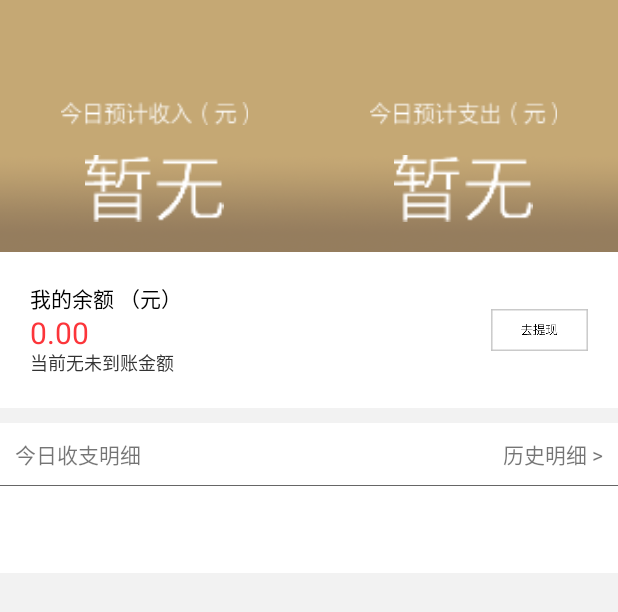
After one commit to 907198993/qishou, an Android app: the layout activity_wallet.xml on its own in the app's theme, with its tools: preview values and no code run, on a phone screen of 412 x 824 dp. The commit adds this screen. Shown: the top 612 px of the screen. Run offline under Robolectric (Android 15) with nearby library versions, the phone set to English and light mode, and no system bars.

```diff
--- a/app/src/main/AndroidManifest.xml
+++ b/app/src/main/AndroidManifest.xml
@@ -23,6 +23,8 @@
 
         <activity android:name=".Activity.LoginActivity" />
         <activity android:name=".Activity.RegisterActivity"/>
+        <activity android:name=".Activity.MyWalletActivity"/>
+        <activity android:name=".Activity.ForgetPasswordActivity"/>
 
 
     </application>
--- a/app/src/main/java/com/qifan/qishou/Activity/LoginActivity.java
+++ b/app/src/main/java/com/qifan/qishou/Activity/LoginActivity.java
@@ -62,7 +62,7 @@ public class LoginActivity extends BaseActivity {
                 break;
 
             case R.id.tv_login_forget_pwd:
-//                STActivity(ForgetPWDActivity.class);
+                STActivity(ForgetPasswordActivity.class);
                 break;
         }
     }
--- a/app/src/main/java/com/qifan/qishou/MainActivity.java
+++ b/app/src/main/java/com/qifan/qishou/MainActivity.java
@@ -20,6 +20,7 @@ import com.github.androidtools.PhoneUtils;
 import com.github.androidtools.inter.MyOnClickListener;
 import com.github.baseclass.view.MyPopupwindow;
 import com.qifan.qishou.Activity.LoginActivity;
+import com.qifan.qishou.Activity.MyWalletActivity;
 import com.qifan.qishou.adapter.MyViewPagerAdapter;
 import com.qifan.qishou.base.BaseActivity;
 import com.qifan.qishou.fragment.WaitListFragment;
@@ -151,6 +152,7 @@ public class MainActivity extends BaseActivity implements NavigationView.OnNavig
         if (id == R.id.job_summary) {
             // Handle the camera action
         } else if (id == R.id.my_wallet) {
+            STActivity(MyWalletActivity.class);
 
         } else if (id == R.id.message) {
 
--- a/app/src/main/java/com/qifan/qishou/view/ProgressLayout.java
+++ b/app/src/main/java/com/qifan/qishou/view/ProgressLayout.java
@@ -81,7 +81,7 @@ public class ProgressLayout extends RelativeLayout {
             mProgressView.setLayoutParams(layoutParams);
             mProgressView.setBackgroundColor(getResources().getColor(R.color.white));
 
-        } else { // else wrap progress bar in LinearLayout and set background color to LinearLayout
+        } else { // else wrap progress bar in LinearLayout and set wallet_background color to LinearLayout
             LinearLayout linearLayout = new LinearLayout(getContext());
             linearLayout.setGravity(Gravity.CENTER);
             linearLayout.setBackgroundColor(backgroundColor);
--- /dev/null
+++ b/app/src/main/res/layout/activity_wallet.xml
@@ -0,0 +1,128 @@
+<?xml version="1.0" encoding="utf-8"?>
+<LinearLayout xmlns:android="http://schemas.android.com/apk/res/android"
+    xmlns:app="http://schemas.android.com/apk/res-auto"
+    android:orientation="vertical"
+    android:layout_width="match_parent"
+    android:layout_height="match_parent"
+    android:background="@color/background_f2"
+    >
+    <include layout="@layout/app_title"/>
+    <LinearLayout
+        android:paddingTop="20dp"
+        android:layout_width="match_parent"
+        android:layout_height="120dp"
+        android:orientation="horizontal"
+        android:background="@mipmap/wallet_background">
+     <LinearLayout
+         android:layout_width="0dp"
+         android:layout_weight="1"
+         android:layout_height="match_parent"
+         android:orientation="vertical">
+        <ImageView
+            android:layout_width="match_parent"
+            android:layout_height="15dp"
+            android:src="@mipmap/expected_income"/>
+         <ImageView
+             android:padding="20dp"
+             android:layout_width="match_parent"
+             android:layout_height="match_parent"
+             android:src="@mipmap/zanwu"/>
+     </LinearLayout>
+        <LinearLayout
+            android:layout_width="0dp"
+            android:layout_weight="1"
+            android:layout_height="match_parent"
+            android:orientation="vertical">
+            <ImageView
+                android:layout_width="match_parent"
+                android:layout_height="15dp"
+                android:src="@mipmap/estimated_cost"/>
+            <ImageView
+                android:padding="20dp"
+                android:layout_width="match_parent"
+                android:layout_height="match_parent"
+                android:src="@mipmap/zanwu"/>
+        </LinearLayout>
+
+    </LinearLayout>
+
+    <RelativeLayout
+        android:layout_width="wrap_content"
+        android:layout_height="wrap_content"
+        android:padding="20dp"
+        android:background="@color/white"
+        android:layout_gravity="center_vertical">
+
+        <LinearLayout
+            android:layout_width="wrap_content"
+            android:layout_height="wrap_content"
+            android:layout_gravity="center_vertical"
+            android:orientation="vertical"
+            >
+
+            <TextView
+                android:layout_width="wrap_content"
+                android:layout_height="20dp"
+                android:text="@string/remain_amount"
+                android:textColor="@color/black"
+                android:maxLines="1"
+                />
+
+            <TextView
+                android:id="@+id/textView"
+                android:layout_width="wrap_content"
+                android:layout_height="24dp"
+                android:text="0.00"
+                android:textSize="20sp"
+                android:gravity="center_vertical"
+                android:textColor="@color/red" />
+
+            <TextView
+                android:layout_width="wrap_content"
+                android:layout_height="20dp"
+                android:text="@string/transit_amount"
+                android:textSize="12sp"
+                android:gravity="center_vertical"
+                android:textColor="@color/gray_33" />
+        </LinearLayout>
+
+        <ImageView
+            android:layout_alignParentRight="true"
+            android:layout_width="wrap_content"
+            android:layout_height="wrap_content"
+            android:src="@mipmap/qu_xian"
+
+            android:paddingLeft="20dp"
+            android:paddingRight="20dp"
+            android:paddingTop="10dp"
+            android:paddingBottom="10dp"
+            android:background="@mipmap/quxian_background"
+            android:layout_centerInParent="true"
+            />
+    </RelativeLayout>
+
+    <RelativeLayout
+        android:layout_marginTop="10dp"
+        android:layout_width="match_parent"
+        android:layout_height="100dp"
+        android:background="@color/white"
+        >
+         <TextView
+             android:layout_width="wrap_content"
+             android:layout_height="wrap_content"
+             android:padding="10dp"
+             android:text="@string/today_detail"/>
+        <TextView
+            android:id="@+id/history_detail_tv"
+            android:layout_width="wrap_content"
+            android:layout_height="wrap_content"
+            android:padding="10dp"
+            android:layout_alignParentRight="true"
+            android:text="@string/history_detail"/>
+        <View
+            android:layout_width="match_parent"
+            android:layout_height="1px"
+            android:background="@color/gray_66"
+            android:layout_below="@id/history_detail_tv"/>
+    </RelativeLayout>
+</LinearLayout>
--- a/app/src/main/res/values/strings.xml
+++ b/app/src/main/res/values/strings.xml
@@ -14,4 +14,8 @@
     <string name="setting">设置</string>
     <string name="kefu">联系客服</string>
 
+    <string name="remain_amount">我的余额 （元）</string>
+    <string name="transit_amount">当前无未到账金额</string>
+    <string name="today_detail">今日收支明细</string>
+    <string name="history_detail">历史明细 ></string>
 </resources>
```
Also changed, not shown: app/src/main/java/com/qifan/qishou/Activity/ForgetPasswordActivity.java (added, +157 -0 lines), app/src/main/java/com/qifan/qishou/Activity/MyWalletActivity.java (added, +33 -0 lines), app/src/main/res/layout/activity_forget_password.xml (added, +170 -0 lines), app/src/main/res/layout/activity_login.xml (+6 -6 lines), app/src/main/res/mipmap-xxhdpi/estimated_cost.png (added), app/src/main/res/mipmap-xxhdpi/expected_income.png (added), app/src/main/res/mipmap-xxhdpi/password.png (added), app/src/main/res/mipmap-xxhdpi/qu_xian.png (added), app/src/main/res/mipmap-xxhdpi/quxian_background.png (added), app/src/main/res/mipmap-xxhdpi/user_name.png (added), app/src/main/res/mipmap-xxhdpi/wallet_background.png (added), app/src/main/res/mipmap-xxhdpi/zanwu.png (added).
